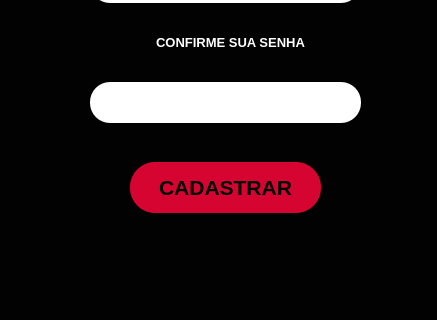
AsafViana/Registrador-de-estoque, file telas/cadastrar_login.ui: the form before one commit; both pictures show x 0 to 437 and y 438 to 758 of the 437 by 758 pixel window.
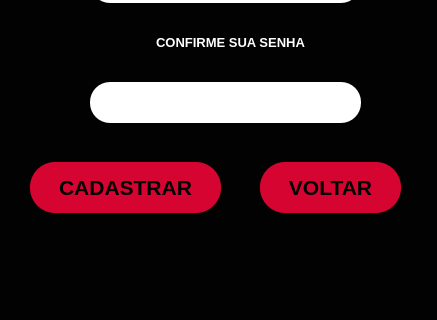
The form after the commit.

Commit message: colocando novos parametros na tela formulario.ui

What changed in the file:
```diff
--- a/telas/cadastrar_login.ui
+++ b/telas/cadastrar_login.ui
@@ -26,7 +26,7 @@
    <widget class="QPushButton" name="cadastrar">
     <property name="geometry">
      <rect>
-      <x>130</x>
+      <x>30</x>
       <y>600</y>
       <width>191</width>
       <height>51</height>
@@ -347,6 +347,39 @@
      <set>Qt::AlignCenter</set>
     </property>
    </widget>
+   <widget class="QPushButton" name="cadastrar_2">
+    <property name="geometry">
+     <rect>
+      <x>260</x>
+      <y>600</y>
+      <width>141</width>
+      <height>51</height>
+     </rect>
+    </property>
+    <property name="font">
+     <font>
+      <pointsize>16</pointsize>
+      <weight>75</weight>
+      <bold>true</bold>
+     </font>
+    </property>
+    <property name="styleSheet">
+     <string notr="true">border-radius: 25px;
+background-color: rgb(213, 4, 49);</string>
+    </property>
+    <property name="text">
+     <string>VOLTAR</string>
+    </property>
+    <property name="checkable">
+     <bool>false</bool>
+    </property>
+    <property name="autoRepeat">
+     <bool>false</bool>
+    </property>
+    <property name="autoExclusive">
+     <bool>false</bool>
+    </property>
+   </widget>
   </widget>
   <widget class="QMenuBar" name="menubar">
    <property name="geometry">
```
The commit also changes 1 other file.
